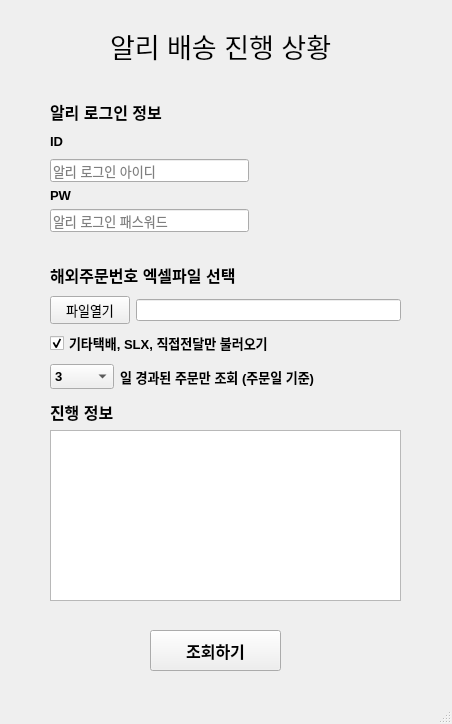
The window that tracking.ui (cubadanga/alie_ship_tracker) describes before a commit, drawn with Qt 5.
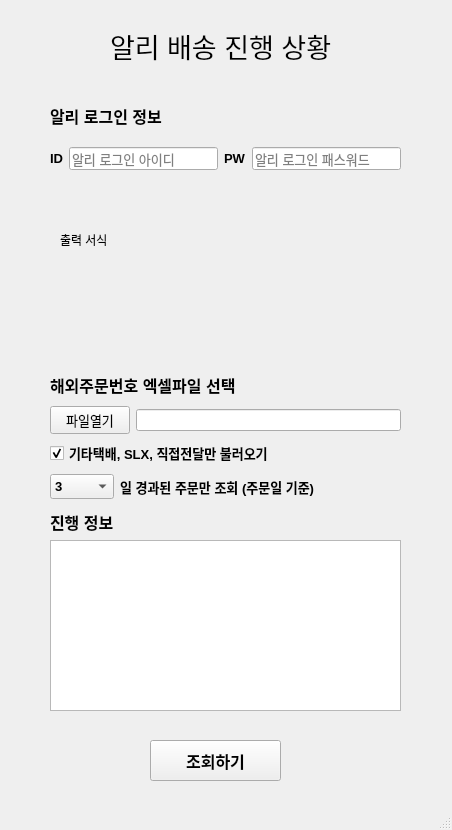
The same window after the commit. Icons and pictures are not drawn.

Commit message: 1. ui 작업중

```diff
--- a/tracking.ui
+++ b/tracking.ui
@@ -7,7 +7,7 @@
     <x>0</x>
     <y>0</y>
     <width>452</width>
-    <height>724</height>
+    <height>830</height>
    </rect>
   </property>
   <property name="windowTitle">
@@ -40,7 +40,7 @@
     <property name="geometry">
      <rect>
       <x>50</x>
-      <y>260</y>
+      <y>370</y>
       <width>351</width>
       <height>131</height>
      </rect>
@@ -161,93 +161,11 @@
      </item>
     </layout>
    </widget>
-   <widget class="QWidget" name="verticalLayoutWidget">
-    <property name="geometry">
-     <rect>
-      <x>50</x>
-      <y>100</y>
-      <width>199</width>
-      <height>132</height>
-     </rect>
-    </property>
-    <layout class="QVBoxLayout" name="verticalLayout">
-     <item>
-      <widget class="QLabel" name="lbl_subTitle1">
-       <property name="font">
-        <font>
-         <pointsize>12</pointsize>
-         <bold>true</bold>
-        </font>
-       </property>
-       <property name="text">
-        <string>알리 로그인 정보</string>
-       </property>
-      </widget>
-     </item>
-     <item>
-      <widget class="QLabel" name="lbl_id">
-       <property name="font">
-        <font>
-         <pointsize>10</pointsize>
-         <bold>true</bold>
-        </font>
-       </property>
-       <property name="text">
-        <string>ID</string>
-       </property>
-      </widget>
-     </item>
-     <item>
-      <widget class="QLineEdit" name="lineEdit_id">
-       <property name="font">
-        <font>
-         <pointsize>10</pointsize>
-        </font>
-       </property>
-       <property name="placeholderText">
-        <string>알리 로그인 아이디</string>
-       </property>
-      </widget>
-     </item>
-     <item>
-      <layout class="QVBoxLayout" name="verticalLayout_2">
-       <item>
-        <widget class="QLabel" name="lbl_pw">
-         <property name="font">
-          <font>
-           <pointsize>10</pointsize>
-           <bold>true</bold>
-          </font>
-         </property>
-         <property name="text">
-          <string>PW</string>
-         </property>
-        </widget>
-       </item>
-       <item>
-        <widget class="QLineEdit" name="lineEdit_pw">
-         <property name="font">
-          <font>
-           <pointsize>10</pointsize>
-          </font>
-         </property>
-         <property name="echoMode">
-          <enum>QLineEdit::Password</enum>
-         </property>
-         <property name="placeholderText">
-          <string>알리 로그인 패스워드</string>
-         </property>
-        </widget>
-       </item>
-      </layout>
-     </item>
-    </layout>
-   </widget>
    <widget class="QWidget" name="verticalLayoutWidget_3">
     <property name="geometry">
      <rect>
       <x>50</x>
-      <y>400</y>
+      <y>510</y>
       <width>351</width>
       <height>201</height>
      </rect>
@@ -275,7 +193,7 @@
     <property name="geometry">
      <rect>
       <x>150</x>
-      <y>630</y>
+      <y>740</y>
       <width>131</width>
       <height>41</height>
      </rect>
@@ -293,6 +211,107 @@
      <string>조회하기</string>
     </property>
    </widget>
+   <widget class="QWidget" name="verticalLayoutWidget_2">
+    <property name="geometry">
+     <rect>
+      <x>50</x>
+      <y>90</y>
+      <width>351</width>
+      <height>80</height>
+     </rect>
+    </property>
+    <layout class="QVBoxLayout" name="verticalLayout_5">
+     <item>
+      <widget class="QLabel" name="lbl_subTitle1">
+       <property name="font">
+        <font>
+         <pointsize>12</pointsize>
+         <bold>true</bold>
+        </font>
+       </property>
+       <property name="text">
+        <string>알리 로그인 정보</string>
+       </property>
+      </widget>
+     </item>
+     <item>
+      <layout class="QHBoxLayout" name="horizontalLayout_3">
+       <item>
+        <widget class="QLabel" name="lbl_id">
+         <property name="font">
+          <font>
+           <pointsize>10</pointsize>
+           <bold>true</bold>
+          </font>
+         </property>
+         <property name="text">
+          <string>ID</string>
+         </property>
+        </widget>
+       </item>
+       <item>
+        <widget class="QLineEdit" name="lineEdit_id">
+         <property name="font">
+          <font>
+           <pointsize>10</pointsize>
+          </font>
+         </property>
+         <property name="placeholderText">
+          <string>알리 로그인 아이디</string>
+         </property>
+        </widget>
+       </item>
+       <item>
+        <widget class="QLabel" name="lbl_pw">
+         <property name="font">
+          <font>
+           <pointsize>10</pointsize>
+           <bold>true</bold>
+          </font>
+         </property>
+         <property name="text">
+          <string>PW</string>
+         </property>
+        </widget>
+       </item>
+       <item>
+        <widget class="QLineEdit" name="lineEdit_pw">
+         <property name="font">
+          <font>
+           <pointsize>10</pointsize>
+          </font>
+         </property>
+         <property name="echoMode">
+          <enum>QLineEdit::Password</enum>
+         </property>
+         <property name="placeholderText">
+          <string>알리 로그인 패스워드</string>
+         </property>
+        </widget>
+       </item>
+      </layout>
+     </item>
+    </layout>
+   </widget>
+   <widget class="QWidget" name="verticalLayoutWidget">
+    <property name="geometry">
+     <rect>
+      <x>60</x>
+      <y>200</y>
+      <width>160</width>
+      <height>80</height>
+     </rect>
+    </property>
+    <layout class="QVBoxLayout" name="verticalLayout">
+     <item>
+      <widget class="QLabel" name="lbl_subtitle">
+       <property name="text">
+        <string>출력 서식</string>
+       </property>
+      </widget>
+     </item>
+    </layout>
+   </widget>
   </widget>
   <widget class="QMenuBar" name="menubar">
    <property name="geometry">
```
